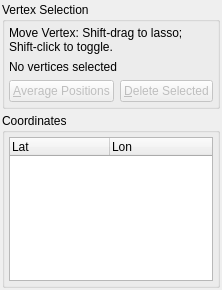
Before: the Qt Designer form src/qt-widgets/ModifyGeometryWidgetUi.ui in CaliTarheel/GPlates, drawn with Qt 5.
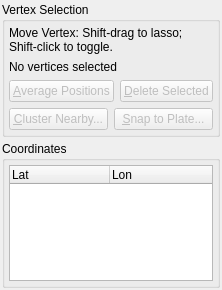
After: the same form once the commit is applied.

The edit to the form file:
```diff
--- a/src/qt-widgets/ModifyGeometryWidgetUi.ui
+++ b/src/qt-widgets/ModifyGeometryWidgetUi.ui
@@ -78,6 +78,36 @@
         </item>
        </layout>
       </item>
+      <item>
+       <layout class="QHBoxLayout" >
+        <item>
+         <widget class="QPushButton" name="button_cluster_selected_vertices" >
+          <property name="enabled" >
+           <bool>false</bool>
+          </property>
+          <property name="toolTip" >
+           <string>Move selected vertices within a distance threshold to their cluster average</string>
+          </property>
+          <property name="text" >
+           <string>&amp;Cluster Nearby...</string>
+          </property>
+         </widget>
+        </item>
+        <item>
+         <widget class="QPushButton" name="button_snap_selected_vertices_to_plate" >
+          <property name="enabled" >
+           <bool>false</bool>
+          </property>
+          <property name="toolTip" >
+           <string>Snap each selected vertex to the nearest visible vertex on a guide Plate ID</string>
+          </property>
+          <property name="text" >
+           <string>&amp;Snap to Plate...</string>
+          </property>
+         </widget>
+        </item>
+       </layout>
+      </item>
      </layout>
     </widget>
    </item>
```
